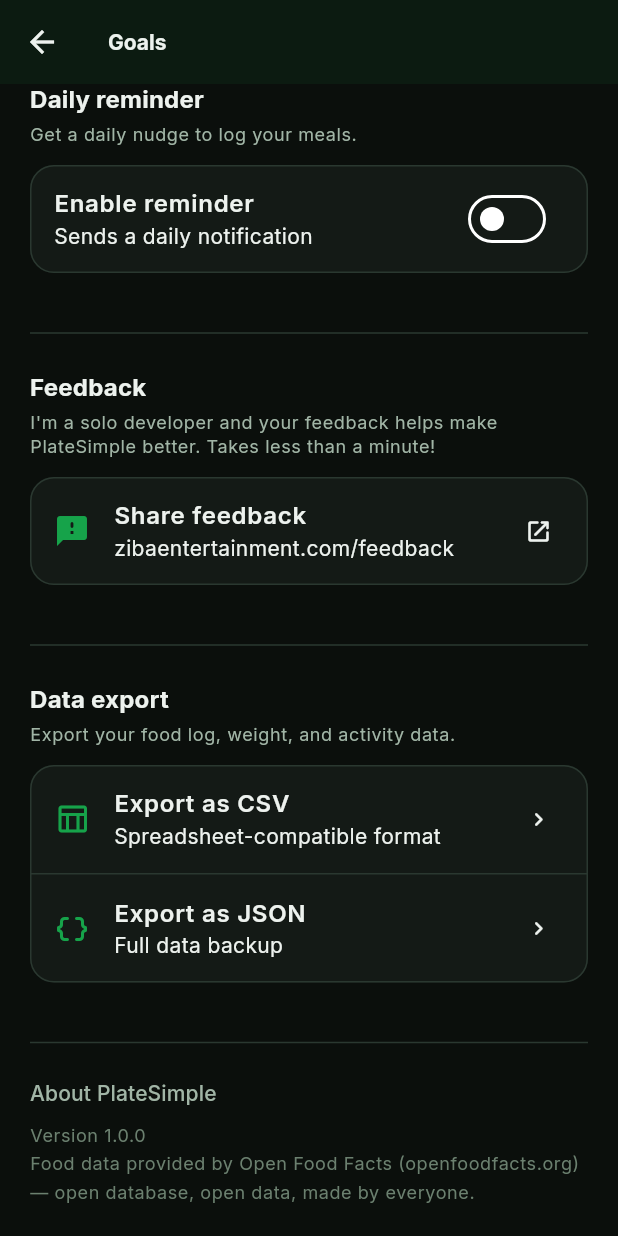
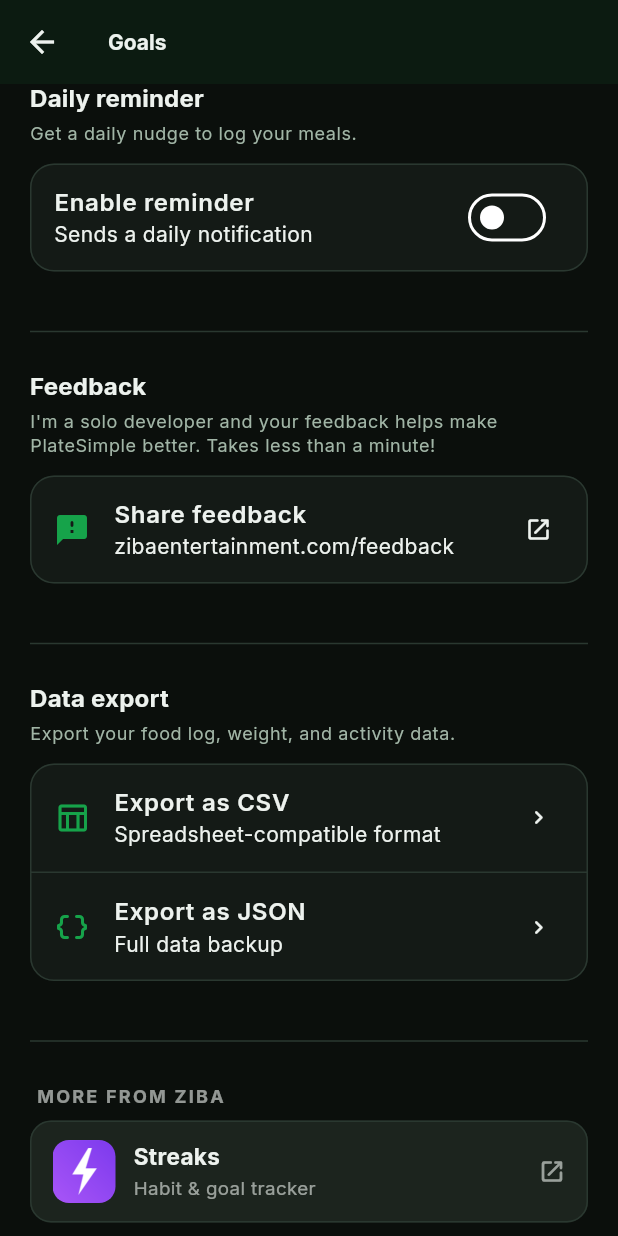
Before and after one commit to zicobakker95/SimplePlate, a Flutter app: the GoalsScreen screen opened directly, scrolled down 951 dp, on a phone screen of 412 x 824 dp. Run offline on Flutter 3.47's test engine with Material 3 defaults, Android fonts, the phone set to English and light mode, and no system bars; our stand-ins replace csv, drift, drift_flutter, flutter_local_notifications, flutter_timezone, google_fonts and 7 more; missing offline and left inert: app_settings, health, home_widget, mobile_scanner; accounts and stored records are empty; generated files the repository leaves out were written again.

Commit message:
simpleplate: add 'More from ZiBa' cross-promo section in settings
Links to the other ZiBa wellness apps (Streaks, MedMate, Word Waves) —
App Store on iOS, Play Store on Android. Ships each app's real icon.

Co-Authored-By: Claude Opus 4.8 <noreply@anthropic.com>

```diff
--- /dev/null
+++ b/lib/cross_promo.dart
@@ -0,0 +1,162 @@
+import 'dart:io';
+
+import 'package:flutter/material.dart';
+import 'package:url_launcher/url_launcher.dart';
+
+/// The two ZiBa app families used for in-app cross-promotion.
+enum ZibaGroup { games, wellness }
+
+/// One ZiBa app in the cross-promotion registry.
+class ZibaApp {
+  final String id; // internal key, used to exclude the current app
+  final String name;
+  final String tagline;
+  final String appleId; // App Store numeric id
+  final String androidId; // Play Store package name
+  final IconData icon;
+  final Color color;
+  final ZibaGroup group;
+  const ZibaApp(this.id, this.name, this.tagline, this.appleId, this.androidId,
+      this.icon, this.color, this.group);
+
+  String get storeUrl => Platform.isIOS
+      ? 'https://apps.apple.com/app/id$appleId'
+      : 'https://play.google.com/store/apps/details?id=$androidId';
+
+  /// Bundled App Store icon, shipped in every app under assets/promo/.
+  String get iconAsset => 'assets/promo/$id.png';
+}
+
+/// The full ZiBa catalogue. Keep in sync across apps.
+const List<ZibaApp> kZibaApps = [
+  // Games
+  ZibaApp('klack', 'Klack', 'Neon bounce arcade', '6785994807',
+      'com.klack.klack', Icons.blur_on_rounded, Color(0xFFF5C518),
+      ZibaGroup.games),
+  ZibaApp('klacksort', 'Klack Sort', 'Color-sort puzzle', '6786612509',
+      'com.zibagames.klack_sort', Icons.view_week_rounded, Color(0xFF8B6BEA),
+      ZibaGroup.games),
+  ZibaApp('deadlight', 'Deadlight', 'Zombie survival', '6780618209',
+      'com.deadlight.zibaentertainment', Icons.dark_mode_rounded,
+      Color(0xFFB83232), ZibaGroup.games),
+  // Wellness / self-help
+  ZibaApp('streaks', 'Streaks', 'Habit & goal tracker', '6780628137',
+      'com.streaks.zibaentertainment', Icons.local_fire_department_rounded,
+      Color(0xFFFF8A34), ZibaGroup.wellness),
+  ZibaApp('platesimple', 'PlateSimple', 'Calorie counter', '6781796015',
+      'com.zibaentertainment.simple_plate', Icons.restaurant_rounded,
+      Color(0xFF2E9B53), ZibaGroup.wellness),
+  ZibaApp('medmate', 'MedMate', 'Pill reminder', '6781812196',
+      'com.zibaentertainment.medmate', Icons.medication_rounded,
+      Color(0xFF2563EB), ZibaGroup.wellness),
+  ZibaApp('wordwaves', 'Word Waves', 'Learn languages', '6743080817',
+      'com.wordwave.app', Icons.translate_rounded, Color(0xFF3AA0FF),
+      ZibaGroup.wellness),
+];
+
+/// A settings section that cross-promotes the other ZiBa apps in the same
+/// [group], excluding [selfId]. Colours are passed so it matches each app.
+class MoreFromZiba extends StatelessWidget {
+  const MoreFromZiba({
+    super.key,
+    required this.selfId,
+    required this.group,
+    required this.title,
+    required this.textColor,
+    required this.mutedColor,
+    required this.cardColor,
+    required this.borderColor,
+  });
+
+  final String selfId;
+  final ZibaGroup group;
+  final String title;
+  final Color textColor;
+  final Color mutedColor;
+  final Color cardColor;
+  final Color borderColor;
+
+  @override
+  Widget build(BuildContext context) {
+    final apps = kZibaApps
+        .where((a) => a.group == group && a.id != selfId)
+        .toList(growable: false);
+    if (apps.isEmpty) return const SizedBox.shrink();
+    return Column(
+      crossAxisAlignment: CrossAxisAlignment.stretch,
+      children: [
+        Padding(
+          padding: const EdgeInsets.only(left: 4, bottom: 8, top: 4),
+          child: Text(title.toUpperCase(),
+              style: TextStyle(
+                  color: mutedColor,
+                  fontSize: 12,
+                  fontWeight: FontWeight.w700,
+                  letterSpacing: 1.5)),
+        ),
+        for (final a in apps) _row(a),
+      ],
+    );
+  }
+
+  Widget _row(ZibaApp a) => Padding(
+        padding: const EdgeInsets.only(bottom: 10),
+        child: Material(
+          color: cardColor,
+          borderRadius: BorderRadius.circular(14),
+          child: InkWell(
+            borderRadius: BorderRadius.circular(14),
+            onTap: () => launchUrl(Uri.parse(a.storeUrl),
+                mode: LaunchMode.externalApplication),
+            child: Container(
+              padding: const EdgeInsets.symmetric(horizontal: 14, vertical: 12),
+              decoration: BoxDecoration(
+                borderRadius: BorderRadius.circular(14),
+                border: Border.all(color: borderColor),
+              ),
+              child: Row(
+                children: [
+                  ClipRRect(
+                    borderRadius: BorderRadius.circular(11),
+                    child: Image.asset(
+                      a.iconAsset,
+                      width: 42,
+                      height: 42,
+                      fit: BoxFit.cover,
+                      filterQuality: FilterQuality.medium,
+                      // Fall back to the tinted glyph if the asset is missing.
+                      errorBuilder: (_, __, ___) => Container(
+                        width: 42,
+                        height: 42,
+                        decoration: BoxDecoration(
+                          color: a.color.withValues(alpha: 0.9),
+                          borderRadius: BorderRadius.circular(11),
+                        ),
+                        child: Icon(a.icon, color: Colors.white, size: 24),
+                      ),
+                    ),
+                  ),
+                  const SizedBox(width: 12),
+                  Expanded(
+                    child: Column(
+                      crossAxisAlignment: CrossAxisAlignment.start,
+                      children: [
+                        Text(a.name,
+                            style: TextStyle(
+                                color: textColor,
+                                fontWeight: FontWeight.w700,
+                                fontSize: 15)),
+                        const SizedBox(height: 2),
+                        Text(a.tagline,
+                            style: TextStyle(color: mutedColor, fontSize: 12.5)),
+                      ],
+                    ),
+                  ),
+                  Icon(Icons.open_in_new_rounded, color: mutedColor, size: 18),
+                ],
+              ),
+            ),
+          ),
+        ),
+      );
+}
--- a/lib/screens/goals/goals_screen.dart
+++ b/lib/screens/goals/goals_screen.dart
@@ -2,6 +2,7 @@ import 'package:flutter/material.dart';
 import 'package:provider/provider.dart';
 import 'package:url_launcher/url_launcher.dart';
 
+import '../../cross_promo.dart';
 import '../../l10n/l10n.dart';
 import '../../models/nutrition_goals.dart';
 import '../../screens/goals/tdee_calculator_sheet.dart';
@@ -606,6 +607,20 @@ class _GoalsScreenState extends State<GoalsScreen> {
               ],
             ),
           ),
+          // ── More from ZiBa ─────────────────────────────────────────────────
+          const SizedBox(height: 32),
+          const Divider(color: AppColors.border),
+          const SizedBox(height: 16),
+          MoreFromZiba(
+            selfId: 'platesimple',
+            group: ZibaGroup.wellness,
+            title: 'More from ZiBa',
+            textColor: Theme.of(context).colorScheme.onSurface,
+            mutedColor:
+                Theme.of(context).colorScheme.onSurface.withValues(alpha: 0.6),
+            cardColor: AppColors.surfaceAlt,
+            borderColor: AppColors.border,
+          ),
           const SizedBox(height: 32),
           const Divider(color: AppColors.border),
           const SizedBox(height: 16),
--- a/pubspec.yaml
+++ b/pubspec.yaml
@@ -98,6 +98,7 @@ flutter:
 
   assets:
     - assets/icon/icon.png
+    - assets/promo/
 
   # To add assets to your application, add an assets section, like this:
   # assets:
```
Also changed, not shown: assets/promo/deadlight.png (added), assets/promo/klack.png (added), assets/promo/klacksort.png (added), assets/promo/medmate.png (added), assets/promo/platesimple.png (added), assets/promo/streaks.png (added), assets/promo/wordwaves.png (added), pubspec.lock.
